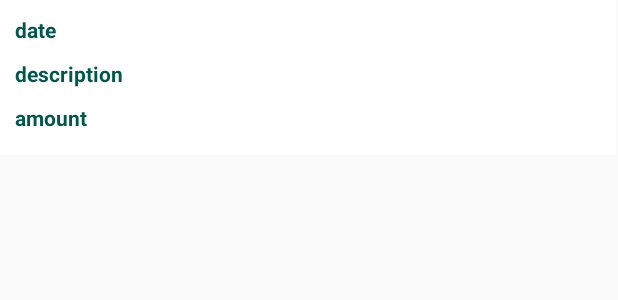
After one commit to sarabjeet1313/Money-Tracker, an Android app: the layout item_transaction.xml on its own in the app's theme, with its tools: preview values and no code run, on a phone screen of 412 x 824 dp. The commit adds this screen. Shown: the top 300 px of the screen. Run offline under Robolectric (Android 15) with nearby library versions, the phone set to English and light mode, and no system bars.

Commit message:
Statistics and All transaction code with statistics library

```diff
--- a/MoneyTracker/app/build.gradle
+++ b/MoneyTracker/app/build.gradle
@@ -43,4 +43,5 @@ dependencies {
     androidTestImplementation 'androidx.test.espresso:espresso-core:3.1.1'
     implementation 'com.google.android.gms:play-services-location:17.0.0'
     implementation 'com.google.android.gms:play-services-maps:16.1.0'
+    implementation 'com.github.PhilJay:MPAndroidChart:v3.1.0'
 }
--- /dev/null
+++ b/MoneyTracker/app/src/main/res/layout/item_transaction.xml
@@ -0,0 +1,60 @@
+<?xml version="1.0" encoding="utf-8"?>
+<androidx.constraintlayout.widget.ConstraintLayout xmlns:android="http://schemas.android.com/apk/res/android"
+    xmlns:app="http://schemas.android.om/apk/res-auto"
+    xmlns:app2="http://schemas.android.com/apk/res-auto"
+    xmlns:tools="http://schemas.android.com/tools"
+    android:layout_width="wrap_content"
+    android:layout_height="wrap_content"
+    android:layout_marginBottom="5dp"
+    android:paddingBottom="5dp"
+    android:background="#fff">
+
+    <TextView
+        android:id="@+id/date"
+        android:layout_width="wrap_content"
+        android:layout_height="wrap_content"
+        android:layout_marginStart="10dp"
+        android:layout_marginLeft="10dp"
+        android:layout_marginTop="10dp"
+        android:layout_marginEnd="373dp"
+        android:layout_marginRight="373dp"
+        android:text="date"
+        android:textColor="@color/colorPrimaryDark"
+        android:textStyle="bold"
+        app2:layout_constraintEnd_toEndOf="parent"
+        app2:layout_constraintHorizontal_bias="0.0"
+        app2:layout_constraintStart_toStartOf="parent"
+        app2:layout_constraintTop_toTopOf="parent" />
+
+    <TextView
+        android:id="@+id/description"
+        android:layout_width="wrap_content"
+        android:layout_height="wrap_content"
+        android:layout_marginStart="10dp"
+        android:layout_marginLeft="10dp"
+        android:layout_marginTop="10dp"
+        android:text="description"
+        android:textColor="@color/colorPrimaryDark"
+        android:textStyle="bold"
+        app2:layout_constraintEnd_toEndOf="parent"
+        app2:layout_constraintHorizontal_bias="0.0"
+        app2:layout_constraintStart_toStartOf="parent"
+        app2:layout_constraintTop_toBottomOf="@+id/date" />
+
+    <TextView
+        android:id="@+id/amount"
+        android:layout_width="wrap_content"
+        android:layout_height="wrap_content"
+        android:layout_marginStart="10dp"
+        android:layout_marginLeft="10dp"
+        android:layout_marginTop="10dp"
+        android:layout_marginBottom="10dp"
+        android:text="amount"
+        android:textColor="@color/colorPrimaryDark"
+        android:textStyle="bold"
+        app2:layout_constraintBottom_toBottomOf="parent"
+        app2:layout_constraintEnd_toEndOf="parent"
+        app2:layout_constraintHorizontal_bias="0.0"
+        app2:layout_constraintStart_toStartOf="parent"
+        app2:layout_constraintTop_toBottomOf="@+id/description" />
+</androidx.constraintlayout.widget.ConstraintLayout>
--- a/MoneyTracker/build.gradle
+++ b/MoneyTracker/build.gradle
@@ -19,7 +19,7 @@ allprojects {
     repositories {
         google()
         jcenter()
-
+        maven { url 'https://jitpack.io' }
     }
 }
 
```
Also changed, not shown: MoneyTracker/app/src/main/java/mobile/computing/group5/moneytracker/fragments/statistics/StatisticsFragment.kt (+96 -2 lines), MoneyTracker/app/src/main/java/mobile/computing/group5/moneytracker/fragments/transaction/Adapter/transaction_listAdapter.kt (added, +65 -0 lines), MoneyTracker/app/src/main/java/mobile/computing/group5/moneytracker/fragments/transaction/Model/transactions_list.kt (added, +10 -0 lines), MoneyTracker/app/src/main/java/mobile/computing/group5/moneytracker/fragments/transaction/TransactionFragment.kt (+51 -15 lines), MoneyTracker/app/src/main/java/mobile/computing/group5/moneytracker/fragments/transaction/TransactionViewModel.kt (+14 -14 lines), MoneyTracker/app/src/main/java/mobile/computing/group5/moneytracker/model/Transaction.kt (+7 -0 lines), MoneyTracker/app/src/main/res/layout/fragment_statistics.xml (+19 -0 lines), MoneyTracker/app/src/main/res/layout/fragment_transaction.xml (+14 -9 lines).
